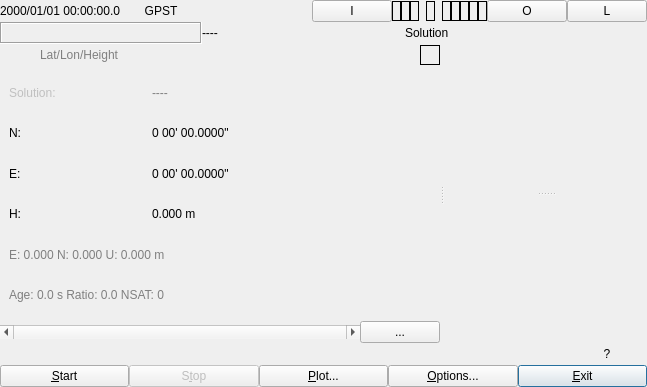
tomojitakasu/RTKLIB, file app/rtknavi_qt/navimain.ui: the form before one commit.
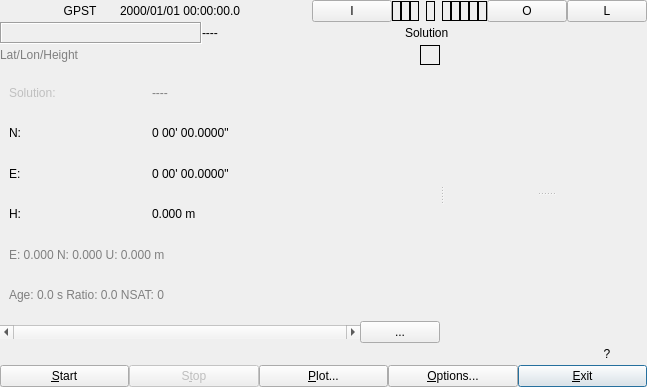
The form after the commit. Icons and pictures are not drawn.

```diff
--- a/app/rtknavi_qt/navimain.ui
+++ b/app/rtknavi_qt/navimain.ui
@@ -66,15 +66,25 @@
        <number>0</number>
       </property>
       <item>
-       <widget class="QLabel" name="LabelTime">
+       <widget class="QPushButton" name="BtnPanel">
         <property name="enabled">
          <bool>true</bool>
         </property>
+        <property name="sizePolicy">
+         <sizepolicy hsizetype="Fixed" vsizetype="Fixed">
+          <horstretch>0</horstretch>
+          <verstretch>0</verstretch>
+         </sizepolicy>
+        </property>
         <property name="toolTip">
          <string/>
         </property>
-        <property name="text">
-         <string>2000/01/01 00:00:00.0</string>
+        <property name="icon">
+         <iconset resource="../rtkpost_qt/rtkpost_qt.qrc">
+          <normaloff>:/buttons/sqr.bmp</normaloff>:/buttons/sqr.bmp</iconset>
+        </property>
+        <property name="flat">
+         <bool>true</bool>
         </property>
        </widget>
       </item>
@@ -94,6 +104,19 @@
         </property>
        </widget>
       </item>
+      <item>
+       <widget class="QLabel" name="LabelTime">
+        <property name="enabled">
+         <bool>true</bool>
+        </property>
+        <property name="toolTip">
+         <string/>
+        </property>
+        <property name="text">
+         <string>2000/01/01 00:00:00.0</string>
+        </property>
+       </widget>
+      </item>
       <item>
        <spacer name="horizontalSpacer">
         <property name="orientation">
@@ -631,29 +654,6 @@
              <property name="bottomMargin">
               <number>0</number>
              </property>
-             <item>
-              <widget class="QPushButton" name="BtnSolType">
-               <property name="enabled">
-                <bool>true</bool>
-               </property>
-               <property name="sizePolicy">
-                <sizepolicy hsizetype="Fixed" vsizetype="Fixed">
-                 <horstretch>0</horstretch>
-                 <verstretch>0</verstretch>
-                </sizepolicy>
-               </property>
-               <property name="toolTip">
-                <string/>
-               </property>
-               <property name="icon">
-                <iconset resource="rtknavi_qt.qrc">
-                 <normaloff>:/buttons/sqr.bmp</normaloff>:/buttons/sqr.bmp</iconset>
-               </property>
-               <property name="flat">
-                <bool>true</bool>
-               </property>
-              </widget>
-             </item>
              <item>
               <widget class="QLabel" name="Plabel0">
                <property name="enabled">
@@ -1251,7 +1251,7 @@
            </widget>
           </item>
           <item row="0" column="1">
-           <widget class="QPushButton" name="BtnPanel">
+           <widget class="QPushButton" name="BtnSolType">
             <property name="enabled">
              <bool>true</bool>
             </property>
```
Left out of the diff: 59 changed lines with no effect on the pictures.
